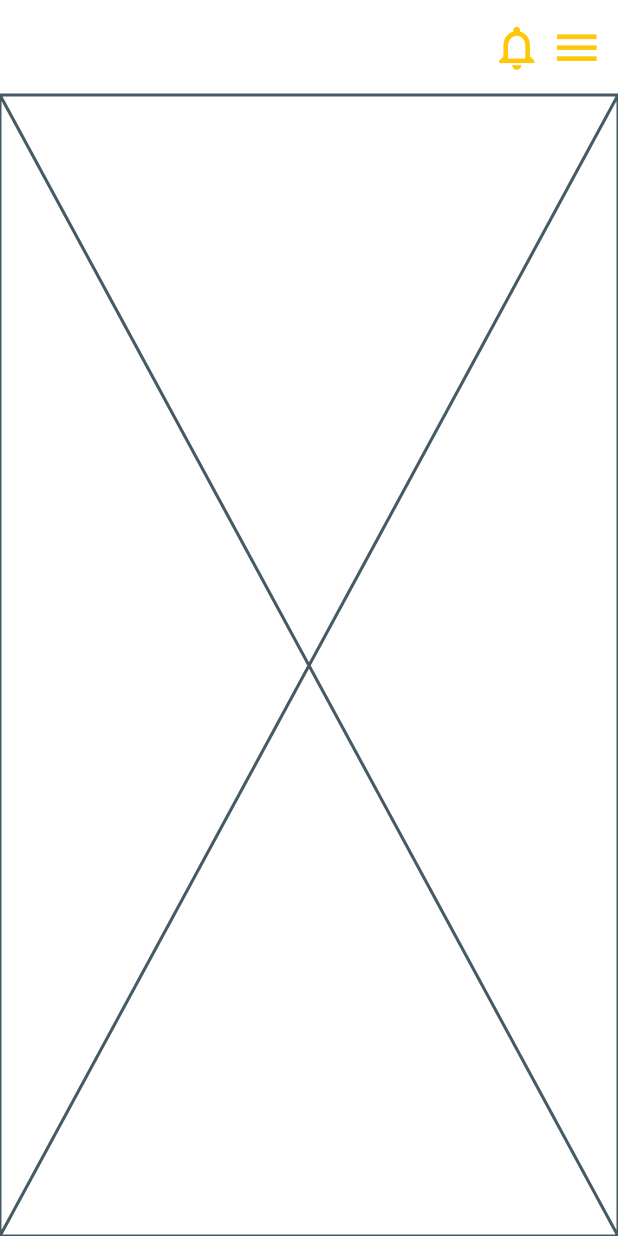
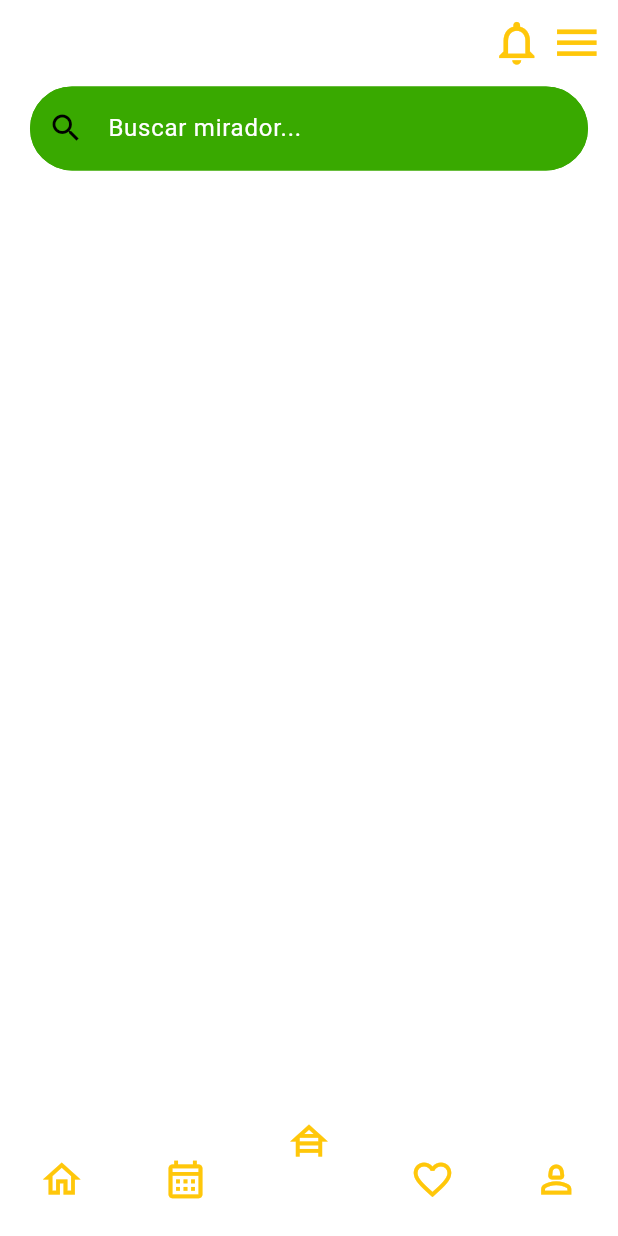
Before and after one commit to Cristhian-Leon1/flutter_appmovil_web_miradores, a Flutter app: the HomePage screen opened by its route, item 3 of the bottom bar chosen, on a phone screen of 412 x 824 dp. Run offline on Flutter 3.47's test engine with Material 3 defaults, Android fonts, the phone set to English and light mode, and no system bars; drawn by our look-alikes of curved_navigation_bar; our stand-ins replace cloud_firestore, firebase_auth, firebase_core, firebase_storage, fl_chart, google_fonts and 4 more; missing offline and left inert: flutter_statusbarcolor_ns; accounts and stored records are empty.

Commit message:
Se añaden maquetas de fragmentos aplicacion movil

```diff
--- /dev/null
+++ b/lib/provider/fragmento_miradores_provider.dart
@@ -0,0 +1,15 @@
+import '../modelos/mirador_modelo.dart';
+import '../servicios/mirador_service.dart';
+import 'package:flutter/material.dart';
+
+class MiradoresFragmentoProvider with ChangeNotifier {
+  List<MiradorModel> _miradores = [];
+  final MiradorService _miradorService = MiradorService();
+
+  List<MiradorModel> get miradores => _miradores;
+
+  Future<void> cargarMiradores() async {
+    _miradores = await _miradorService.obtenerMiradores();
+    notifyListeners();
+  }
+}
--- /dev/null
+++ b/lib/provider/fragmento_perfil_provider.dart
@@ -0,0 +1,5 @@
+import 'package:flutter/material.dart';
+
+class FragmentoPerfilProvider with ChangeNotifier {
+
+}
--- a/lib/vistas/android/home/fragmentos/home.dart
+++ b/lib/vistas/android/home/fragmentos/home.dart
@@ -25,7 +25,11 @@ class _HomeFragmentoState extends State<HomeFragmento> {
   @override
   void initState() {
     super.initState();
+
+    // Espera un breve periodo de tiempo antes de iniciar el temporizador
+    Future.delayed(Duration(milliseconds: 100), () {
       _timer = Timer.periodic(const Duration(seconds: 6), (Timer timer) {
+        if (mounted && _pageController.hasClients) {
           if (_currentPage < 2) {
             _currentPage++;
           } else {
@@ -37,6 +41,8 @@ class _HomeFragmentoState extends State<HomeFragmento> {
             duration: const Duration(milliseconds: 300),
             curve: Curves.easeIn,
           );
+        }
+      });
     });
   }
 
--- a/lib/vistas/android/home/fragmentos/miradores.dart
+++ b/lib/vistas/android/home/fragmentos/miradores.dart
@@ -1,10 +1,46 @@
 import 'package:flutter/material.dart';
+import 'package:provider/provider.dart';
+import 'package:pueblito_viajero/vistas/android/home/fragmentos/secciones/barra_busqueda.dart';
 
-class MiradoresFragmento extends StatelessWidget {
+import '../../../../provider/fragmento_miradores_provider.dart';
+import '../widgets/card_miradores.dart';
+
+class MiradoresFragmento extends StatefulWidget {
   const MiradoresFragmento({super.key});
 
   @override
+  _MiradoresFragmentoState createState() => _MiradoresFragmentoState();
+}
+
+class _MiradoresFragmentoState extends State<MiradoresFragmento> {
+  @override
+  void initState() {
+    super.initState();
+    Provider.of<MiradoresFragmentoProvider>(context, listen: false).cargarMiradores();
+  }
+
+  @override
   Widget build(BuildContext context) {
-    return const Placeholder();
+    return Consumer<MiradoresFragmentoProvider>(
+      builder: (context, provider, child) {
+        return Column(
+          children: [
+            const Expanded(
+              flex: 1,
+              child: BarraBusqueda(),
+            ),
+            Expanded(
+              flex: 7,
+              child: ListView.builder(
+                itemCount: provider.miradores.length,
+                itemBuilder: (context, index) {
+                  return CardMirador(mirador: provider.miradores[index]);
+                },
+              ),
+            ),
+          ],
+        );
+      },
+    );
   }
 }
--- /dev/null
+++ b/lib/vistas/android/home/fragmentos/secciones/barra_busqueda.dart
@@ -0,0 +1,31 @@
+import 'package:flutter/material.dart';
+
+import '../../../../../utils/custom/custom_colors.dart';
+
+class BarraBusqueda extends StatelessWidget {
+  const BarraBusqueda({super.key});
+
+  @override
+  Widget build(BuildContext context) {
+    return Padding(
+      padding: const EdgeInsets.symmetric(horizontal: 20),
+      child: TextField(
+        decoration: InputDecoration(
+          hintText: 'Buscar mirador...',
+          hintStyle: const TextStyle(color: Colors.white),
+          prefixIcon: const Icon(Icons.search, color: Colors.black),
+          filled: true,
+          fillColor: AppColors.verdeDivertido,
+          enabledBorder: OutlineInputBorder(
+            borderRadius: BorderRadius.circular(30),
+            borderSide: const BorderSide(color: AppColors.verdeDivertido, width: 2),
+          ),
+          focusedBorder: OutlineInputBorder(
+            borderRadius: BorderRadius.circular(30),
+            borderSide: const BorderSide(color: AppColors.verdeDivertido, width: 2),
+          ),
+        ),
+      ),
+    );
+  }
+}
```
Also changed, not shown: lib/main.dart (+11 -1 lines), lib/servicios/mirador_service.dart (+10 -0 lines), lib/vistas/android/home/fragmentos/perfil.dart (+56 -1 lines), lib/vistas/android/home/widgets/card_miradores.dart (added, +88 -0 lines), lib/vistas/web/panel_screen/fragmentos/secciones/formulario_perfil.dart (+13 -6 lines), lib/vistas/web/panel_screen/fragmentos/secciones/seleccion_opciones_perfil.dart (+21 -0 lines), lib/vistas/web/panel_screen/widgets/textfield_mirador.dart (+4 -3 lines). Lines whose indentation alone changed are shown as unchanged.
